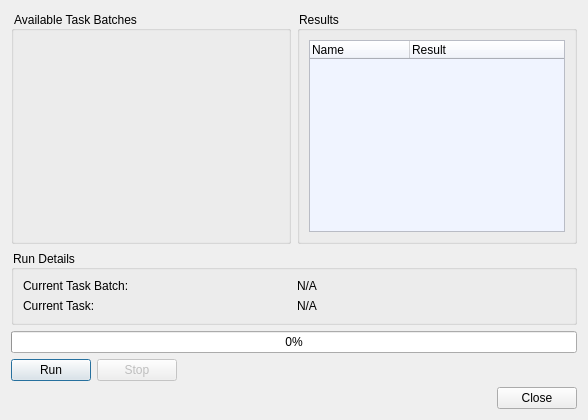
klapeto/elpida, file Tools/Qt/RunTaskBatchDialog.ui: the form before one commit.
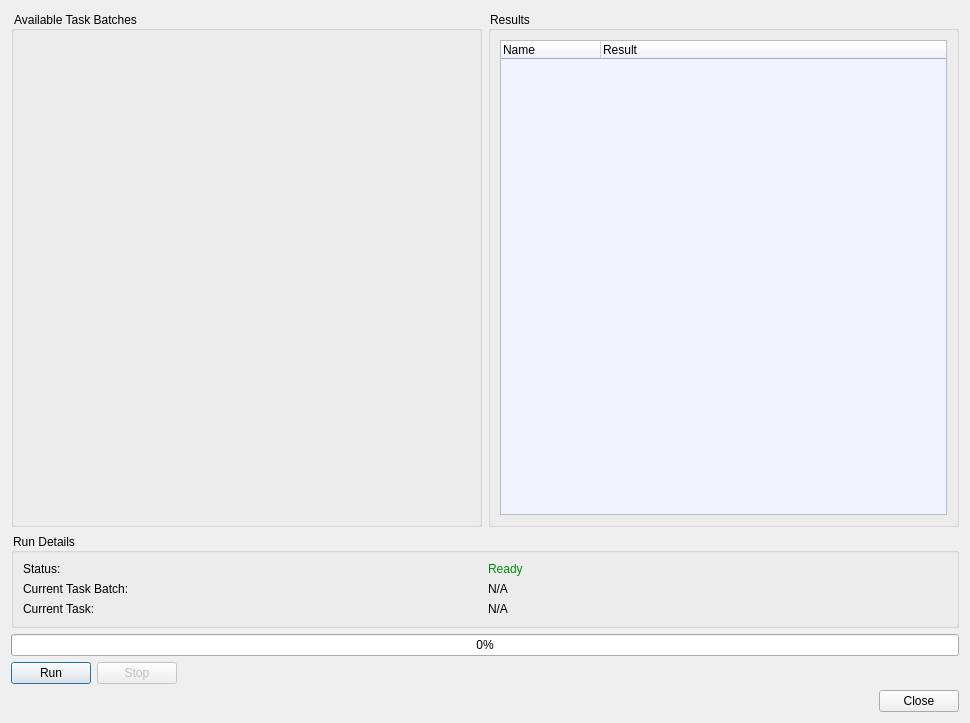
The form after the commit. Icons and pictures are not drawn.

Commit message: Stop function and Status update on Running

The edit to the form file:
```diff
--- a/Tools/Qt/RunTaskBatchDialog.ui
+++ b/Tools/Qt/RunTaskBatchDialog.ui
@@ -2,6 +2,14 @@
 <ui version="4.0">
  <class>Elpida::RunTaskBatchDialog</class>
  <widget class="QDialog" name="Elpida::RunTaskBatchDialog">
+  <property name="geometry">
+   <rect>
+    <x>0</x>
+    <y>0</y>
+    <width>970</width>
+    <height>723</height>
+   </rect>
+  </property>
   <property name="windowTitle">
    <string>Run Task Batches</string>
   </property>
@@ -66,34 +74,48 @@
       <string>Run Details</string>
      </property>
      <layout class="QGridLayout" name="gridLayout">
-      <item row="0" column="0">
+      <item row="1" column="0">
        <widget class="QLabel" name="lblCurrentTaskBatch">
         <property name="text">
          <string>Current Task Batch:</string>
         </property>
        </widget>
       </item>
-      <item row="1" column="1">
+      <item row="2" column="1">
        <widget class="QLabel" name="lblCurrentTaskName">
         <property name="text">
          <string>N/A</string>
         </property>
        </widget>
       </item>
-      <item row="1" column="0">
+      <item row="2" column="0">
        <widget class="QLabel" name="lblCurrentTask">
         <property name="text">
          <string>Current Task:</string>
         </property>
        </widget>
       </item>
-      <item row="0" column="1">
+      <item row="1" column="1">
        <widget class="QLabel" name="lblCurrentTaskBatchName">
         <property name="text">
          <string>N/A</string>
         </property>
        </widget>
       </item>
+      <item row="0" column="0">
+       <widget class="QLabel" name="lblStatus">
+        <property name="text">
+         <string>Status:</string>
+        </property>
+       </widget>
+      </item>
+      <item row="0" column="1">
+       <widget class="QLabel" name="lblSatusValue">
+        <property name="text">
+         <string>&lt;span style=&quot;color:#008d09;&quot;&gt;Ready&lt;/span&gt;</string>
+        </property>
+       </widget>
+      </item>
      </layout>
     </widget>
    </item>
```
The commit also changes 8 other files.
